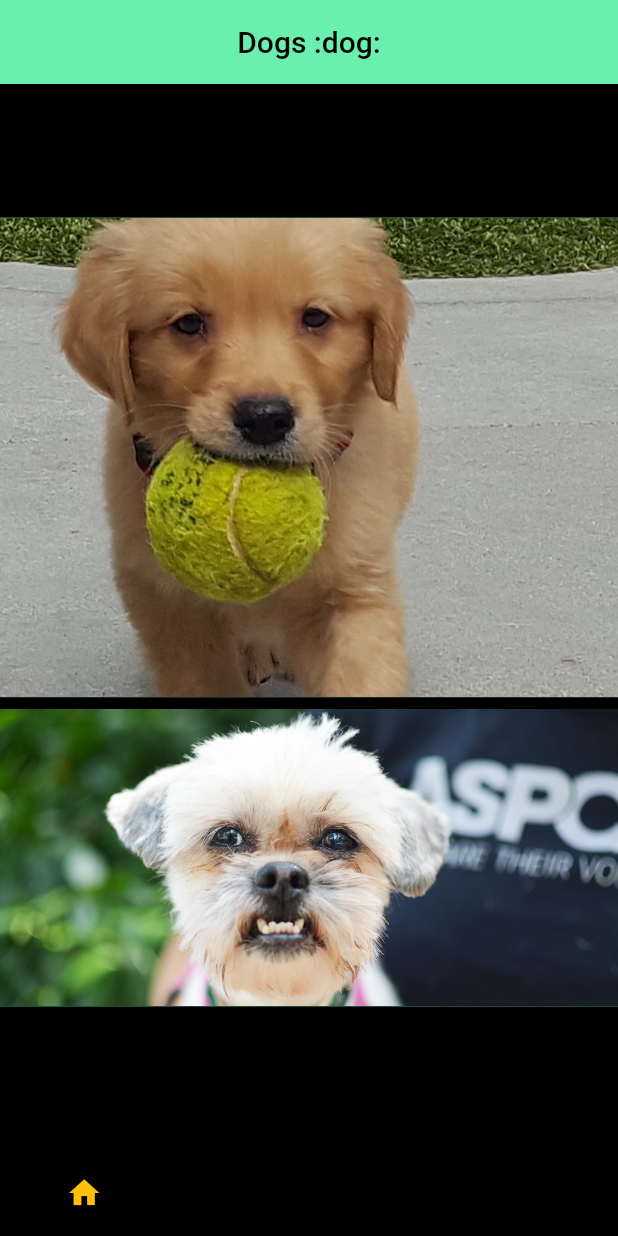
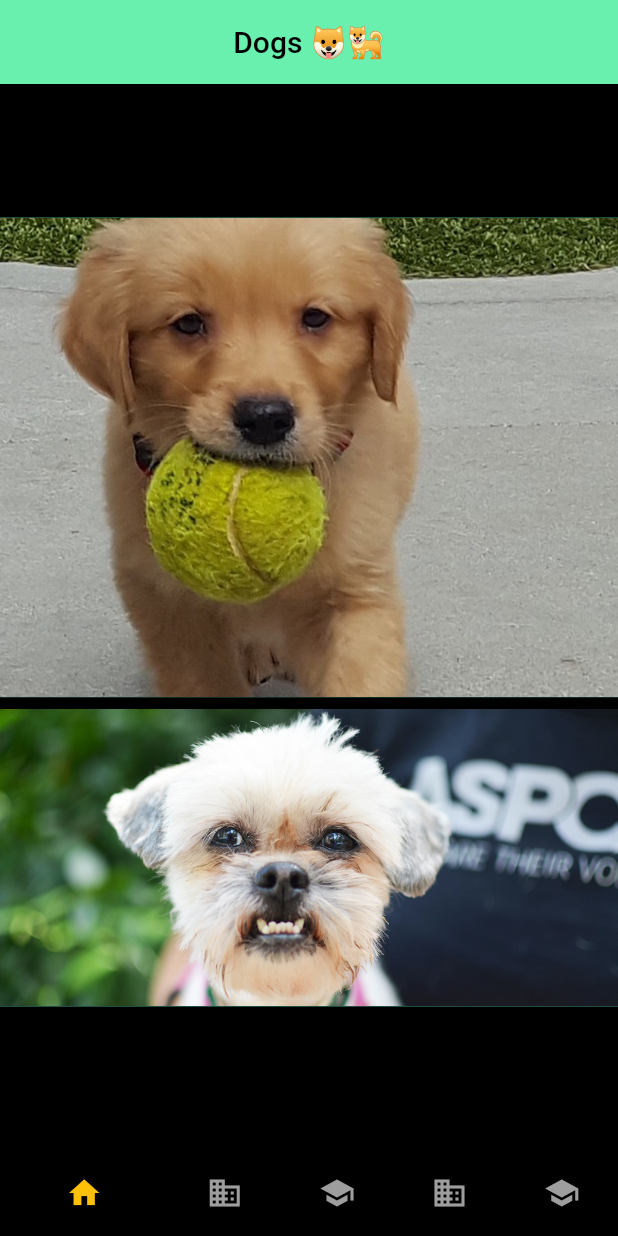
Before and after one commit to viniferraria/dog_app, a Flutter app: the screen it shows after launch, on a phone screen of 412 x 824 dp. Run offline on Flutter 3.47's test engine with Material 2 defaults, Android fonts, the phone set to English and light mode, and no system bars.

Commit message:
fixes bottom navigation bar

```diff
--- a/lib/main.dart
+++ b/lib/main.dart
@@ -16,7 +16,7 @@ class MyApp extends StatelessWidget {
         backgroundColor: Colors.black,
         appBar: AppBar(
           title: Text(
-            "Dogs :dog:",
+            "Dogs 🐶🐕",
             style: TextStyle(
             color: Colors.black,
           )),
@@ -58,7 +58,7 @@ class MyApp extends StatelessWidget {
             ),
         ],
           selectedItemColor: Colors.amber,
-          unselectedItemColor: Colors.black,
+          unselectedItemColor: Colors.grey,
           showSelectedLabels: false,
           showUnselectedLabels: false,
         )
```
Lines whose indentation alone changed are shown as unchanged.
